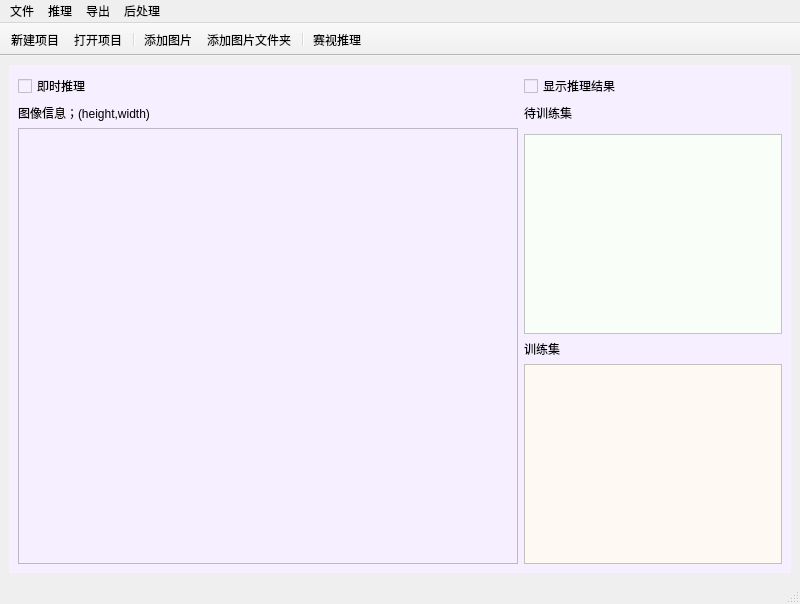
Qt form mainwindow.ui (V-lambow/anno_studio) before a commit.
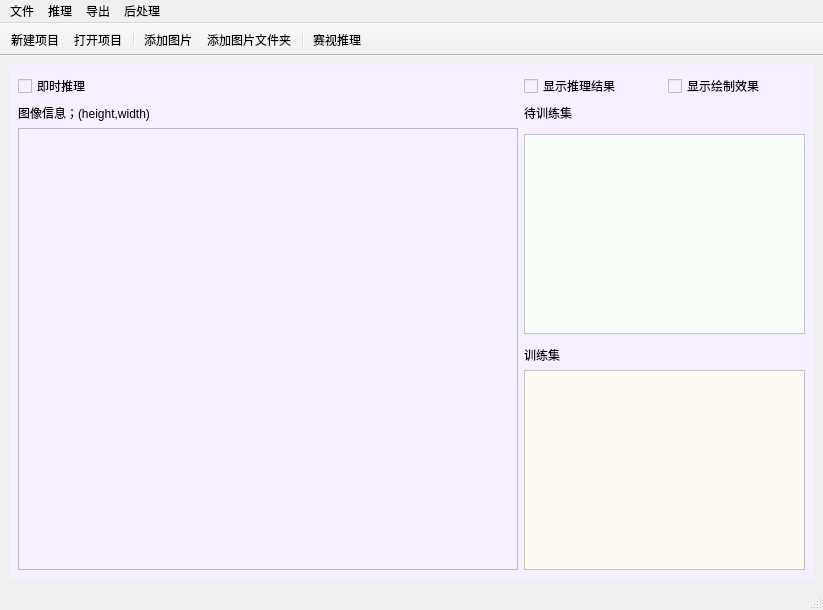
The same form after that commit. Icons and pictures are not drawn. Custom widgets are drawn as their Qt base class.

Commit message: feat: 显示绘制框

What changed in the file:
```diff
--- a/mainwindow.ui
+++ b/mainwindow.ui
@@ -6,7 +6,7 @@
    <rect>
     <x>0</x>
     <y>0</y>
-    <width>800</width>
+    <width>823</width>
     <height>600</height>
    </rect>
   </property>
@@ -67,55 +67,6 @@
          </property>
         </widget>
        </item>
-       <item row="6" column="3">
-        <widget class="QListWidget" name="non_train_list">
-         <property name="minimumSize">
-          <size>
-           <width>200</width>
-           <height>200</height>
-          </size>
-         </property>
-         <property name="contextMenuPolicy">
-          <enum>Qt::ContextMenuPolicy::CustomContextMenu</enum>
-         </property>
-         <property name="styleSheet">
-          <string notr="true">background-color: rgb(249, 255, 248);
-selection-background-color: rgb(252, 255, 222);
-border-color: rgb(34, 255, 52);
-</string>
-         </property>
-         <property name="selectionMode">
-          <enum>QAbstractItemView::SelectionMode::ExtendedSelection</enum>
-         </property>
-        </widget>
-       </item>
-       <item row="9" column="3">
-        <widget class="QListWidget" name="train_list">
-         <property name="minimumSize">
-          <size>
-           <width>200</width>
-           <height>200</height>
-          </size>
-         </property>
-         <property name="contextMenuPolicy">
-          <enum>Qt::ContextMenuPolicy::CustomContextMenu</enum>
-         </property>
-         <property name="styleSheet">
-          <string notr="true">background-color: rgb(255, 249, 244);
-selection-color: rgb(255, 190, 179);
-border-color: rgb(255, 124, 64);</string>
-         </property>
-         <property name="alternatingRowColors">
-          <bool>false</bool>
-         </property>
-         <property name="selectionMode">
-          <enum>QAbstractItemView::SelectionMode::ExtendedSelection</enum>
-         </property>
-         <property name="selectionRectVisible">
-          <bool>false</bool>
-         </property>
-        </widget>
-       </item>
        <item row="4" column="0">
         <widget class="QLabel" name="image_info">
          <property name="frameShape">
@@ -133,6 +84,13 @@
          </property>
         </widget>
        </item>
+       <item row="1" column="4">
+        <widget class="QCheckBox" name="drawEffect_ckBox">
+         <property name="text">
+          <string>显示绘制效果</string>
+         </property>
+        </widget>
+       </item>
        <item row="1" column="1" colspan="2">
         <spacer name="horizontalSpacer">
          <property name="orientation">
@@ -146,6 +104,55 @@
          </property>
         </spacer>
        </item>
+       <item row="6" column="3" colspan="2">
+        <widget class="QListWidget" name="non_train_list">
+         <property name="minimumSize">
+          <size>
+           <width>200</width>
+           <height>200</height>
+          </size>
+         </property>
+         <property name="contextMenuPolicy">
+          <enum>Qt::ContextMenuPolicy::CustomContextMenu</enum>
+         </property>
+         <property name="styleSheet">
+          <string notr="true">background-color: rgb(249, 255, 248);
+selection-background-color: rgb(252, 255, 222);
+border-color: rgb(34, 255, 52);
+</string>
+         </property>
+         <property name="selectionMode">
+          <enum>QAbstractItemView::SelectionMode::ExtendedSelection</enum>
+         </property>
+        </widget>
+       </item>
+       <item row="9" column="3" colspan="2">
+        <widget class="QListWidget" name="train_list">
+         <property name="minimumSize">
+          <size>
+           <width>200</width>
+           <height>200</height>
+          </size>
+         </property>
+         <property name="contextMenuPolicy">
+          <enum>Qt::ContextMenuPolicy::CustomContextMenu</enum>
+         </property>
+         <property name="styleSheet">
+          <string notr="true">background-color: rgb(255, 249, 244);
+selection-color: rgb(255, 190, 179);
+border-color: rgb(255, 124, 64);</string>
+         </property>
+         <property name="alternatingRowColors">
+          <bool>false</bool>
+         </property>
+         <property name="selectionMode">
+          <enum>QAbstractItemView::SelectionMode::ExtendedSelection</enum>
+         </property>
+         <property name="selectionRectVisible">
+          <bool>false</bool>
+         </property>
+        </widget>
+       </item>
       </layout>
      </widget>
     </item>
@@ -156,7 +163,7 @@
     <rect>
      <x>0</x>
      <y>0</y>
-     <width>800</width>
+     <width>823</width>
      <height>20</height>
     </rect>
    </property>
```
The commit also changes 4 other files.
